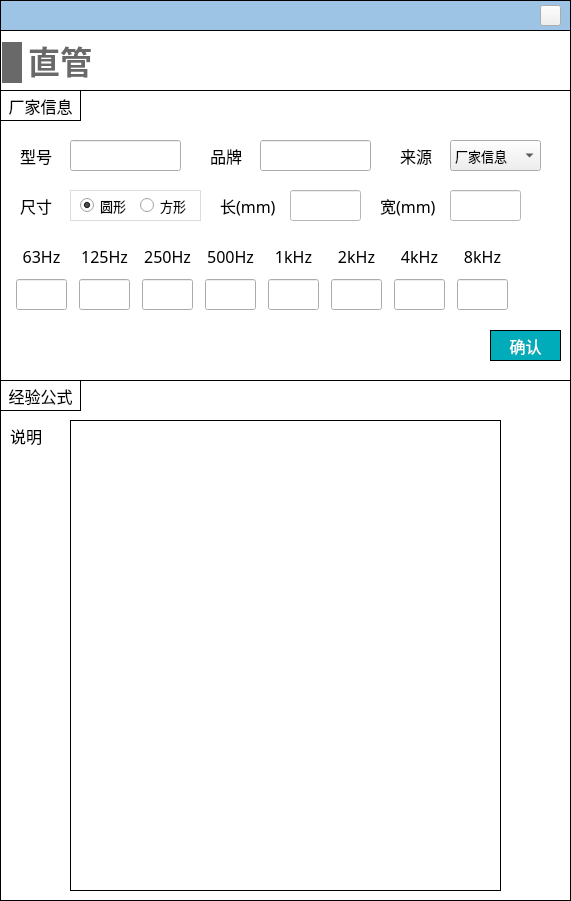
Above: NoiseCalSoft/inputDialog/dialog_pipe.ui from SheepBowwow/NoiCal before the change. Below: the same form after it.
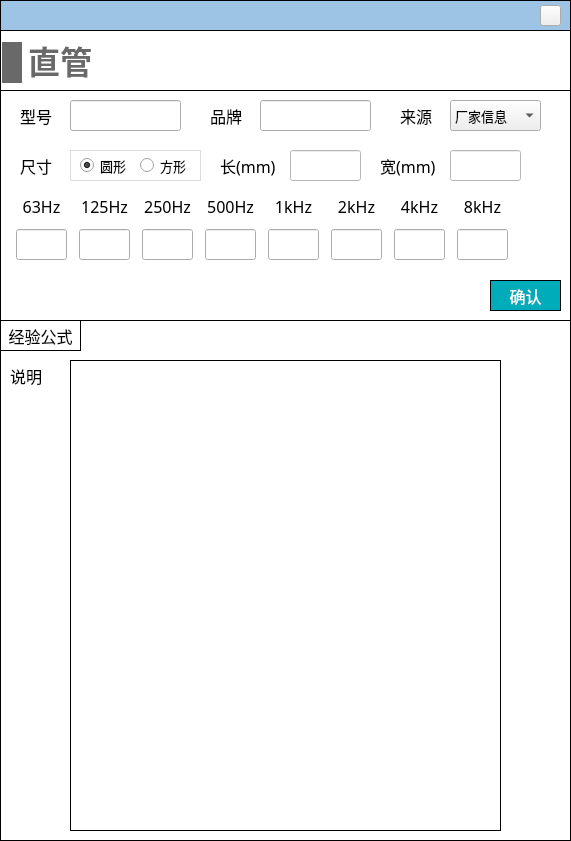
That is the form after the change. Icons and pictures are not drawn.

```diff
--- a/NoiseCalSoft/inputDialog/dialog_pipe.ui
+++ b/NoiseCalSoft/inputDialog/dialog_pipe.ui
@@ -7,7 +7,7 @@
     <x>0</x>
     <y>0</y>
     <width>571</width>
-    <height>901</height>
+    <height>841</height>
    </rect>
   </property>
   <property name="font">
@@ -42,7 +42,7 @@
      <x>0</x>
      <y>30</y>
      <width>571</width>
-     <height>351</height>
+     <height>291</height>
     </rect>
    </property>
    <property name="styleSheet">
@@ -57,7 +57,7 @@
       <x>0</x>
       <y>60</y>
       <width>571</width>
-      <height>291</height>
+      <height>231</height>
      </rect>
     </property>
     <property name="font">
@@ -97,7 +97,7 @@
      <property name="geometry">
       <rect>
        <x>10</x>
-       <y>150</y>
+       <y>100</y>
        <width>511</width>
        <height>72</height>
       </rect>
@@ -592,7 +592,7 @@
      <property name="geometry">
       <rect>
        <x>220</x>
-       <y>100</y>
+       <y>60</y>
        <width>301</width>
        <height>31</height>
       </rect>
@@ -723,7 +723,7 @@
      <property name="geometry">
       <rect>
        <x>70</x>
-       <y>100</y>
+       <y>60</y>
        <width>131</width>
        <height>31</height>
       </rect>
@@ -780,7 +780,7 @@
      <property name="geometry">
       <rect>
        <x>490</x>
-       <y>240</y>
+       <y>190</y>
        <width>71</width>
        <height>31</height>
       </rect>
@@ -811,36 +811,11 @@
       <string>确认</string>
      </property>
     </widget>
-    <widget class="QLabel" name="label_17">
-     <property name="geometry">
-      <rect>
-       <x>0</x>
-       <y>0</y>
-       <width>81</width>
-       <height>31</height>
-      </rect>
-     </property>
-     <property name="font">
-      <font>
-       <family>黑体</family>
-       <pointsize>-1</pointsize>
-      </font>
-     </property>
-     <property name="styleSheet">
-      <string notr="true">border: 1px solid #000000;</string>
-     </property>
-     <property name="text">
-      <string>厂家信息</string>
-     </property>
-     <property name="alignment">
-      <set>Qt::AlignCenter</set>
-     </property>
-    </widget>
     <widget class="QLineEdit" name="lineEdit_model">
      <property name="geometry">
       <rect>
        <x>70</x>
-       <y>50</y>
+       <y>10</y>
        <width>111</width>
        <height>31</height>
       </rect>
@@ -856,7 +831,7 @@
      <property name="geometry">
       <rect>
        <x>20</x>
-       <y>50</y>
+       <y>10</y>
        <width>41</width>
        <height>31</height>
       </rect>
@@ -875,7 +850,7 @@
      <property name="geometry">
       <rect>
        <x>210</x>
-       <y>50</y>
+       <y>10</y>
        <width>41</width>
        <height>31</height>
       </rect>
@@ -894,7 +869,7 @@
      <property name="geometry">
       <rect>
        <x>260</x>
-       <y>50</y>
+       <y>10</y>
        <width>111</width>
        <height>31</height>
       </rect>
@@ -910,7 +885,7 @@
      <property name="geometry">
       <rect>
        <x>400</x>
-       <y>50</y>
+       <y>10</y>
        <width>41</width>
        <height>31</height>
       </rect>
@@ -929,7 +904,7 @@
      <property name="geometry">
       <rect>
        <x>450</x>
-       <y>50</y>
+       <y>10</y>
        <width>91</width>
        <height>31</height>
       </rect>
@@ -955,7 +930,7 @@
      <property name="geometry">
       <rect>
        <x>20</x>
-       <y>100</y>
+       <y>60</y>
        <width>41</width>
        <height>31</height>
       </rect>
@@ -1070,7 +1045,7 @@
    <property name="geometry">
     <rect>
      <x>0</x>
-     <y>380</y>
+     <y>320</y>
      <width>571</width>
      <height>521</height>
     </rect>
```
